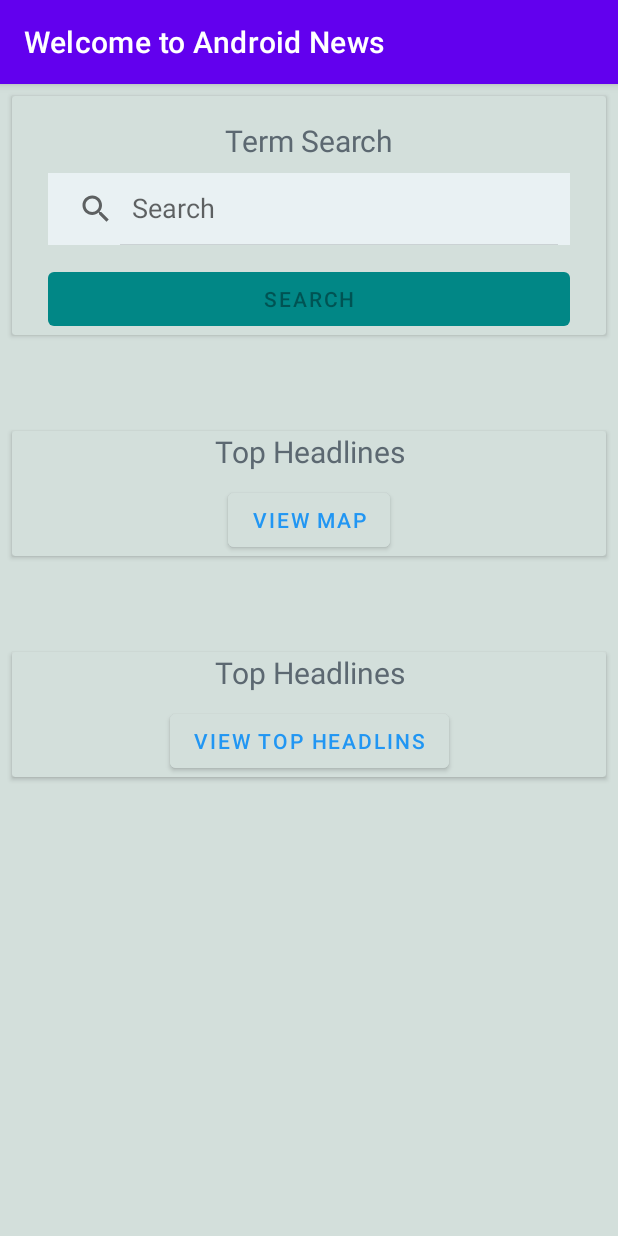
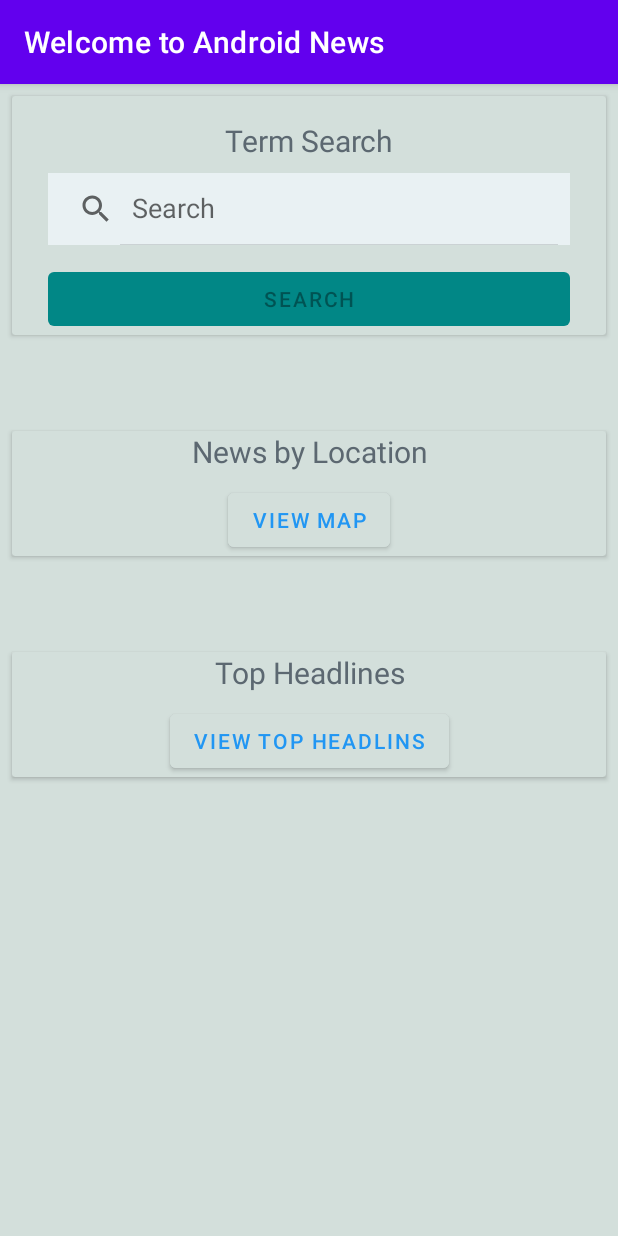
Before and after one commit to Hermanubis/android_news_app, an Android app: the screen it shows after launch (MainActivity), on a phone screen of 412 x 824 dp. Run offline under Robolectric (Android 15) with nearby library versions, the phone set to English and light mode, and no system bars.

Commit message:
Check-in 1 completed

```diff
--- a/Project1/app/src/main/res/layout/activity_main.xml
+++ b/Project1/app/src/main/res/layout/activity_main.xml
@@ -90,7 +90,7 @@
                 android:id="@+id/newsLoc"
                 android:layout_width="0dp"
                 android:layout_height="wrap_content"
-                android:text="Top Headlines"
+                android:text="News by Location"
                 android:textAlignment="center"
                 android:textColor="#5C6871"
                 android:textSize="20sp"
```
